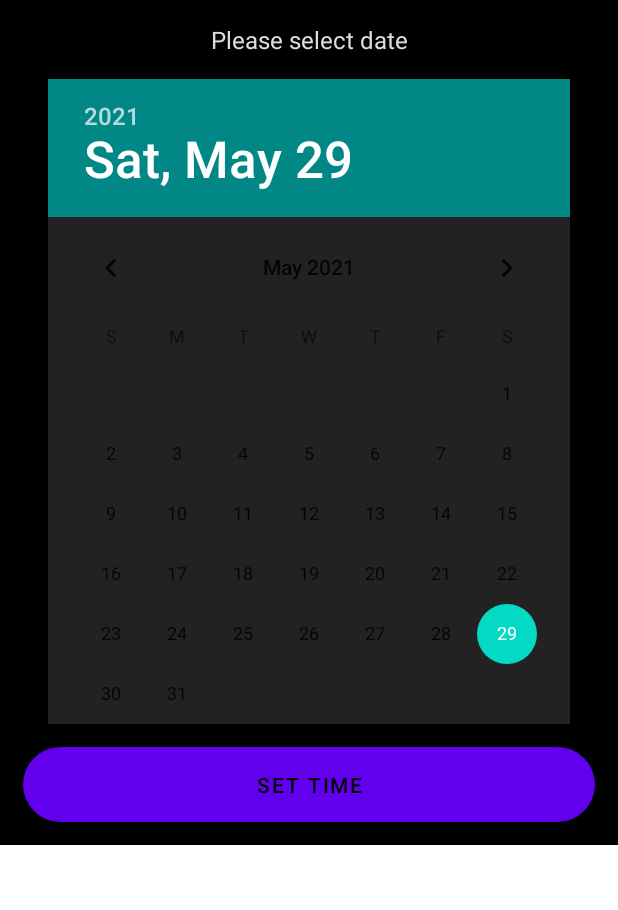
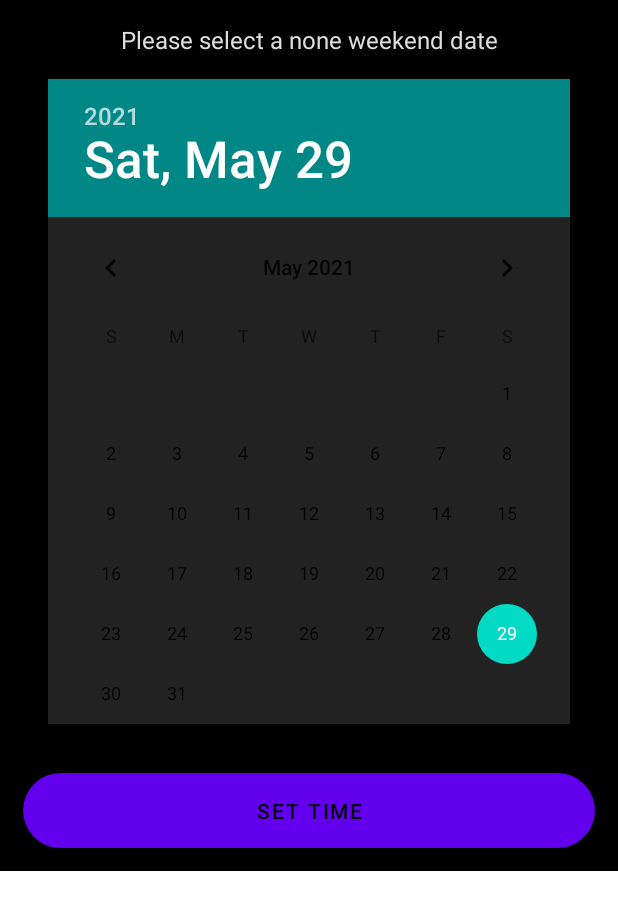
Before and after one commit to Tjx4/Wheather45, an Android app: the layout fragment_date_time_picker.xml on its own in the app's theme, with its tools: preview values and no code run, on a phone screen of 412 x 824 dp. Shown: the top 910 px of the screen. Run offline under Robolectric (Android 15) with nearby library versions, the light colour scheme and no system bars.

Commit message:
calender 2

```diff
--- a/app/src/main/res/layout/fragment_date_time_picker.xml
+++ b/app/src/main/res/layout/fragment_date_time_picker.xml
@@ -5,7 +5,7 @@
     android:layout_height="wrap_content"
     xmlns:app="http://schemas.android.com/apk/res-auto"
     tools:context=".features.history.datetime.DateTimePickerFragment"
-    android:background="@color/darkBackground">
+    android:background="@color/black">
 
     <androidx.constraintlayout.widget.ConstraintLayout
         android:layout_width="match_parent"
@@ -14,7 +14,7 @@
         <LinearLayout
             android:id="@+id/llDt"
             android:layout_width="match_parent"
-            android:layout_height="wrap_content"
+            android:layout_height="500dp"
             android:orientation="vertical"
             app:layout_constraintTop_toTopOf="parent">
 
@@ -28,7 +28,7 @@
                     style="@style/MediumTextView"
                     android:gravity="center"
                     android:padding="@dimen/small_margin"
-                    android:text="Please select date" />
+                    android:text="@string/please_select_a_none_weekend_date" />
 
                 <DatePicker
                     style="@style/DateTimePickerStyle"
@@ -50,15 +50,14 @@
                     style="@style/MediumTextView"
                     android:gravity="center"
                     android:padding="@dimen/small_margin"
-                    android:text="Please select time" />
+                    android:text="@string/please_set_time" />
 
                 <TimePicker
                     style="@style/DateTimePickerStyle"
                     android:id="@+id/tpAppointmentTime"
                     android:layout_height="wrap_content"
                     android:layout_width="match_parent"
-                    android:layout_gravity="center"
-                    android:background="@color/cardview_light_background"/>
+                    android:layout_gravity="center"/>
 
             </LinearLayout>
 
@@ -66,7 +65,6 @@
 
         <LinearLayout
             android:id="@+id/buttonsContainer"
-            android:layout_gravity="center"
             android:orientation="horizontal"
             android:layout_width="match_parent"
             android:layout_height="wrap_content"
@@ -82,7 +80,7 @@
                 android:visibility="gone"
                 android:id="@+id/btnDateTimeBack"
                 style="@style/FX45Button"
-                android:layout_weight="7"
+                android:layout_weight="2"
                 android:text="Back" />
 
             <Button
@@ -90,8 +88,8 @@
                 android:id="@+id/btnDateTimeDone"
                 style="@style/FX45Button"
                 android:layout_marginLeft="@dimen/xsmall_margin"
-                android:layout_weight="2"
-                android:text="Set date and time" />
+                android:layout_weight="1"
+                android:text="Done" />
 
         </LinearLayout>
 
--- /dev/null
+++ b/app/src/main/res/values-v21/themes.xml
@@ -0,0 +1,7 @@
+<?xml version="1.0" encoding="utf-8"?>
+<resources>
+    <style name="SplashTheme" parent="Theme.AppCompat.NoActionBar">
+        <item name="android:background">@drawable/splash_background</item>
+        <item name="android:statusBarColor">@color/splashGradientStart</item>
+    </style>
+</resources>
--- a/app/src/main/res/values/colors.xml
+++ b/app/src/main/res/values/colors.xml
@@ -29,4 +29,5 @@
     <color name="splashGradientEnd">#111</color>
     <color name="gradientStart">#84c3f9</color>
     <color name="gradientEnd">#5a49f1</color>
+    <color name="transBlack">#2445484d</color>
 </resources>
--- a/app/src/main/res/values/strings.xml
+++ b/app/src/main/res/values/strings.xml
@@ -29,4 +29,6 @@
     <string name="no_requested_pairs">Please request currency pairs history</string>
     <string name="add">Add</string>
     <string name="get_trade_history">Get trade history</string>
+    <string name="please_select_a_none_weekend_date">Please select a none weekend date</string>
+    <string name="please_set_time">Please set time</string>
 </resources>
```
Also changed, not shown: app/src/main/java/com/platform45/weather45/base/fragments/BaseDialogFragment.kt (+29 -18 lines), app/src/main/java/com/platform45/weather45/base/fragments/BaseLowDialog.kt (+4 -4 lines), app/src/main/java/com/platform45/weather45/features/history/datetime/DateTimePickerFragment.kt (+16 -28 lines).
